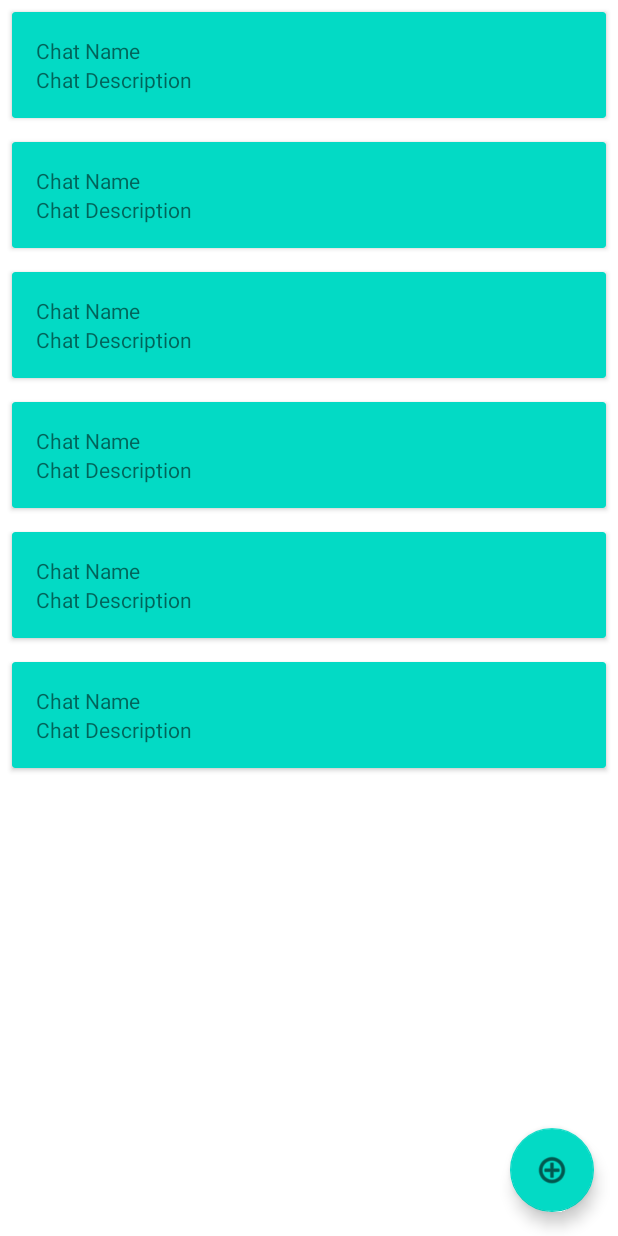
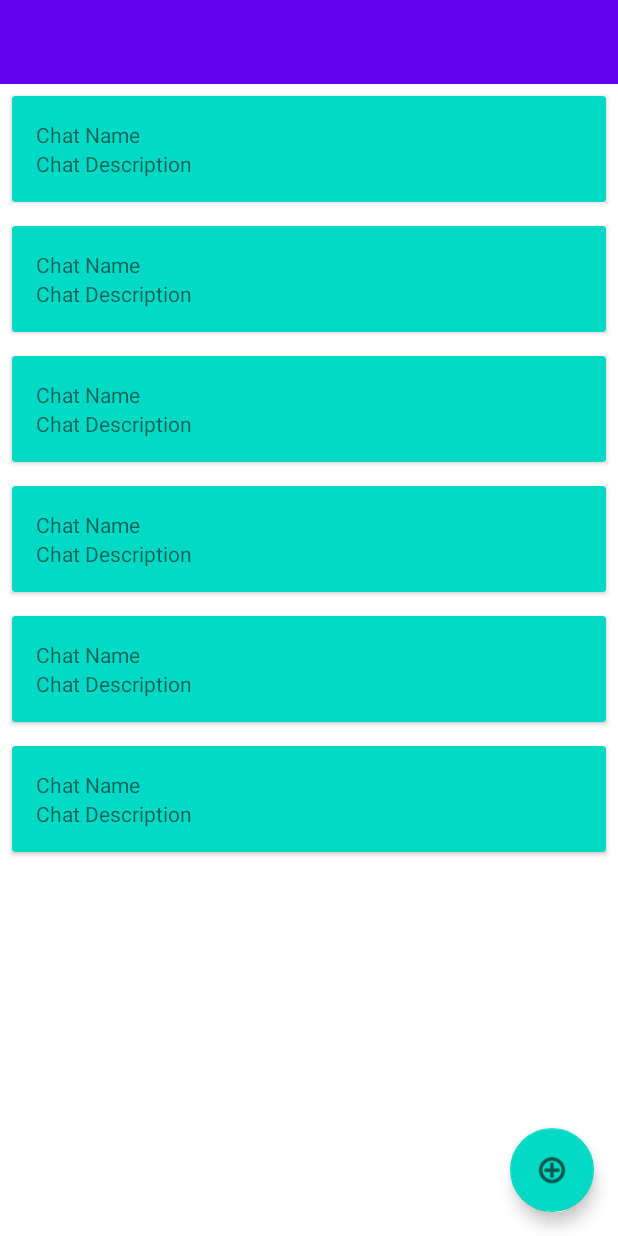
Before and after one commit to marialemon/chat-app, an Android app built with Jetpack Compose: the layout activity_chat.xml on its own in the app's theme, with its tools: preview values and no code run, on a phone screen of 412 x 824 dp. Run offline under Robolectric (Android 15) with nearby library versions, the phone set to English and light mode, and no system bars.

Commit message:
add toolbar

```diff
--- a/app/src/main/res/layout/activity_chat.xml
+++ b/app/src/main/res/layout/activity_chat.xml
@@ -1,18 +1,27 @@
 <?xml version="1.0" encoding="utf-8"?>
 <androidx.coordinatorlayout.widget.CoordinatorLayout xmlns:android="http://schemas.android.com/apk/res/android"
+    xmlns:app="http://schemas.android.com/apk/res-auto"
     xmlns:tools="http://schemas.android.com/tools"
     android:layout_width="match_parent"
-    android:layout_height="match_parent"
-    xmlns:app="http://schemas.android.com/apk/res-auto">
+    android:layout_height="match_parent">
 
     <androidx.constraintlayout.widget.ConstraintLayout
         android:layout_width="match_parent"
         android:layout_height="match_parent">
 
+        <androidx.appcompat.widget.Toolbar
+            android:id="@+id/toolbar"
+            android:layout_width="match_parent"
+            android:layout_height="?attr/actionBarSize"
+            android:background="?attr/colorPrimary"
+            app:layout_constraintTop_toTopOf="parent"
+            app:titleTextColor="@color/white" />
+
         <TextView
             android:id="@+id/noChats"
             android:layout_width="match_parent"
             android:layout_height="match_parent"
+            android:gravity="center"
             android:text="@string/no_chats"
             android:textSize="24sp"
             android:textStyle="bold"
@@ -21,7 +30,9 @@
         <androidx.recyclerview.widget.RecyclerView
             android:id="@+id/chatList"
             android:layout_width="match_parent"
-            android:layout_height="match_parent"
+            android:layout_height="0dp"
+            app:layout_constraintBottom_toBottomOf="parent"
+            app:layout_constraintTop_toBottomOf="@+id/toolbar"
             tools:itemCount="13"
             tools:listitem="@layout/chat_item" />
 
```
